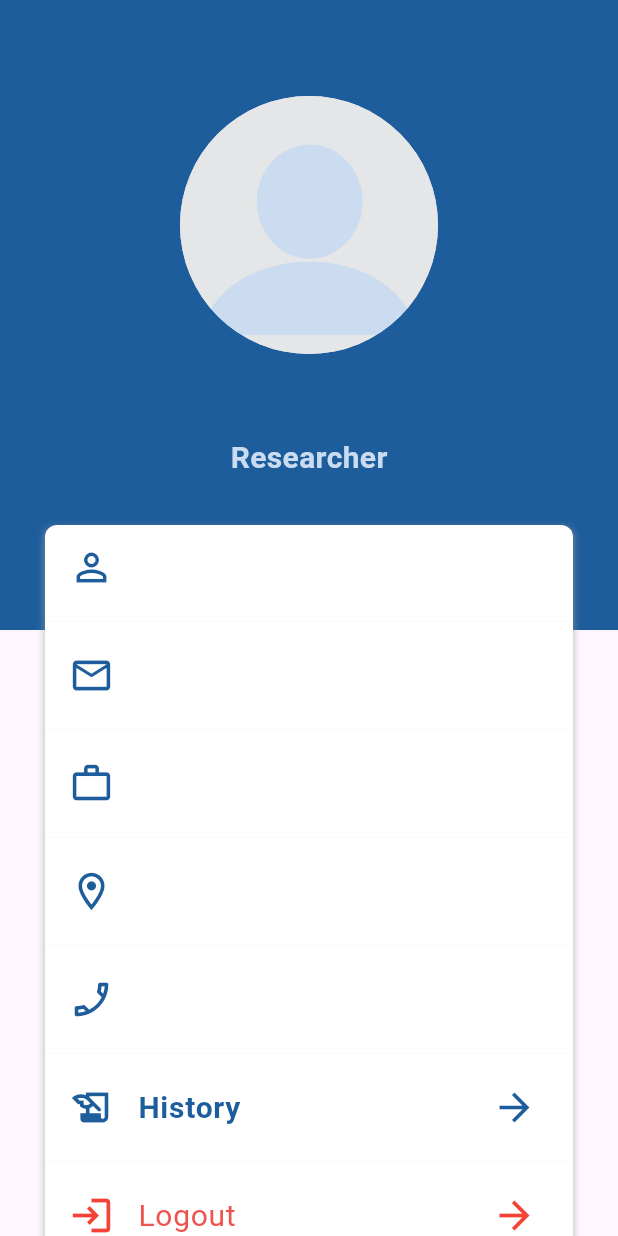
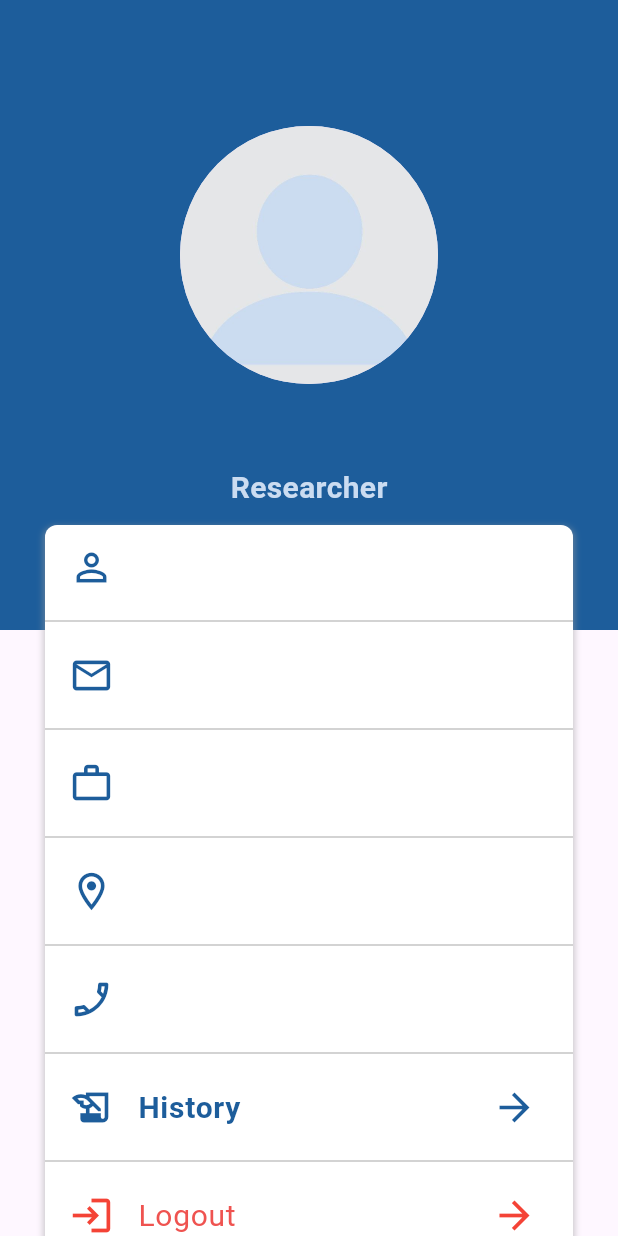
Before and after one commit to eman88888/final-project, a Flutter app: the ProfileScreen screen opened directly, on a phone screen of 412 x 824 dp. Run offline on Flutter 3.47's test engine with Material 3 defaults, Android fonts, the phone set to English and light mode, and no system bars; our stand-ins replace cloud_firestore, curved_navigation_bar, dotted_border, file_picker, firebase_auth, firebase_core and 6 more; missing offline and left inert: dart:html; accounts and stored records are empty; Roboto replaces fonts that are missing (Poppins, Space Mono).

Commit message:
Third Commit

```diff
--- a/lib/main.dart
+++ b/lib/main.dart
@@ -4,6 +4,7 @@ import 'package:finalproject/models/Mutagenicity.dart';
 import 'package:finalproject/models/Similarity_map.dart';
 import 'package:finalproject/models/ToxicityofMolecules.dart';
 import 'package:finalproject/models/liver_toxicity.dart';
+import 'package:finalproject/pages/EditProfilePage.dart';
 import 'package:finalproject/pages/change_pass.dart';
 import 'package:finalproject/pages/info.dart';
 
@@ -16,6 +17,8 @@ import 'package:finalproject/result/similarty_result.dart';
 import 'package:finalproject/screens/bottomnavbar.dart';
 
 import 'package:finalproject/screens/home.dart';
+import 'package:finalproject/screens/profile.dart';
+import 'package:finalproject/screens/settings.dart';
 
 import 'package:flutter/material.dart';
 import 'package:get/get_navigation/src/root/get_material_app.dart';
@@ -43,6 +46,6 @@ class _appState extends State<app> {
     return GetMaterialApp(
         theme: ThemeData(fontFamily: 'Poppins'),
         debugShowCheckedModeBanner: false,
-        home: startscreen());
+        home: Login_Screen());
   }
 }
--- a/lib/screens/profile.dart
+++ b/lib/screens/profile.dart
@@ -74,20 +74,29 @@ class _ProfileScreenState extends State<ProfileScreen> {
                       children: [
                         Container(
                           margin:
-                              EdgeInsets.only(left: 120, right: 120, top: 60),
+                              EdgeInsets.only(left: 120, right: 120, top: 80),
                           child: CircleAvatar(
                             radius: 90,
                             backgroundImage: AssetImage("assets/profile.png"),
                           ),
                         ),
                         Positioned(
-                          bottom: 100,
+                          bottom: 80,
                           left: 0,
                           right: 0,
                           child: Column(
                             mainAxisAlignment: MainAxisAlignment.center,
                             children: [
-                              /////// Display text Researcher
+                              /////// Display name and text Researcher
+                               Text(
+                                _username,
+                                style: TextStyle(
+                                  fontSize: 30,
+                                  fontFamily: 'Pacifico',
+                                  color: Colors.white,
+                                ),
+                              ),
+                              Padding(padding: EdgeInsets.only(bottom: 10)),
                               Text(
                                 'Researcher',
                                 style: TextStyle(
@@ -151,8 +160,8 @@ class _ProfileScreenState extends State<ProfileScreen> {
                   ),
 
                   Divider(
-                    thickness: 0.1,
-                    color: Colors.grey[350],
+                    thickness: 0.6,
+                    color: Colors.grey,
                   ),
 
                   ListTile(
@@ -170,8 +179,8 @@ class _ProfileScreenState extends State<ProfileScreen> {
                   ),
 
                   Divider(
-                    thickness: 0.1,
-                    color: Colors.grey[350],
+                     thickness: 0.6,
+                    color: Colors.grey,
                   ),
 
                   ListTile(
@@ -189,8 +198,8 @@ class _ProfileScreenState extends State<ProfileScreen> {
                   ),
 
                   Divider(
-                    thickness: 0.1,
-                    color: Colors.grey[350],
+                     thickness: 0.6,
+                    color: Colors.grey,
                   ),
 
                   ListTile(
@@ -208,8 +217,8 @@ class _ProfileScreenState extends State<ProfileScreen> {
                   ),
 
                   Divider(
-                    thickness: 0.1,
-                    color: Colors.grey[350],
+                    thickness: 0.6,
+                    color: Colors.grey,
                   ),
 
                   ListTile(
@@ -227,8 +236,8 @@ class _ProfileScreenState extends State<ProfileScreen> {
                   ),
 
                   Divider(
-                    thickness: 0.1,
-                    color: Colors.grey[350],
+                    thickness: 0.6,
+                    color: Colors.grey,
                   ),
 
                   ListTile(
@@ -256,8 +265,8 @@ class _ProfileScreenState extends State<ProfileScreen> {
                   ),
 
                   Divider(
-                    thickness: 0.1,
-                    color: Colors.grey[350],
+                    thickness: 0.6,
+                    color: Colors.grey,
                   ),
 
                   ListTile(
--- a/lib/widget/custom_Button.dart
+++ b/lib/widget/custom_Button.dart
@@ -18,7 +18,7 @@ class customButton extends StatelessWidget {
       child: Center(
         child: Text(
           text,
-          style: TextStyle(fontSize: 25, fontFamily: 'MulishRomanBold'),
+          style: TextStyle(fontSize: 25, fontFamily: 'MulishRomanBold',fontWeight: FontWeight.bold),
         ),
       ),
     );
```
Also changed, not shown: lib/pages/EditProfilePage.dart (+9 -1 lines), lib/screens/settings.dart (+10 -0 lines), pubspec.yaml (+14 -11 lines), 8 other files.
